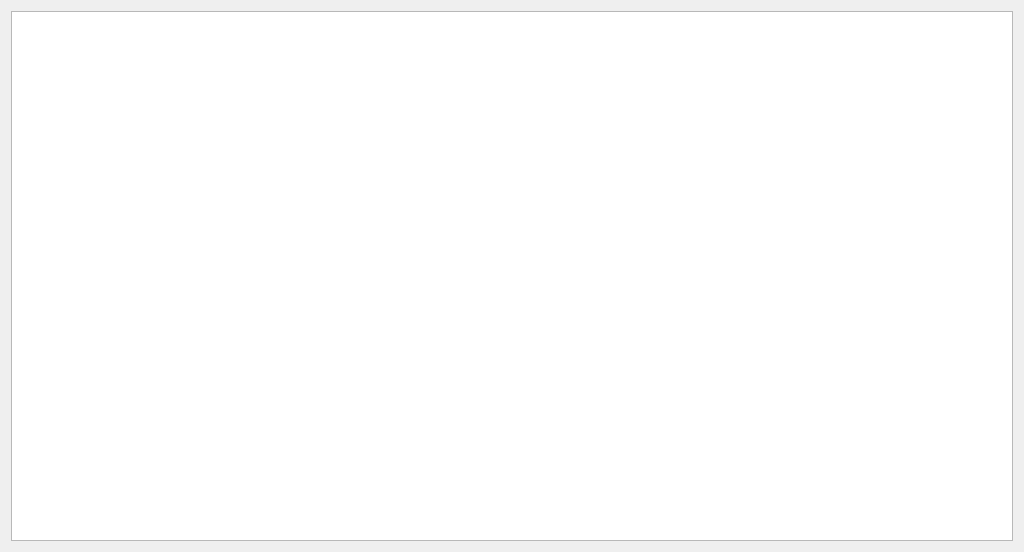
Before: the Qt Designer form AICarDemo/aicardemo.ui in qq936859639/test2, drawn with Qt 5.
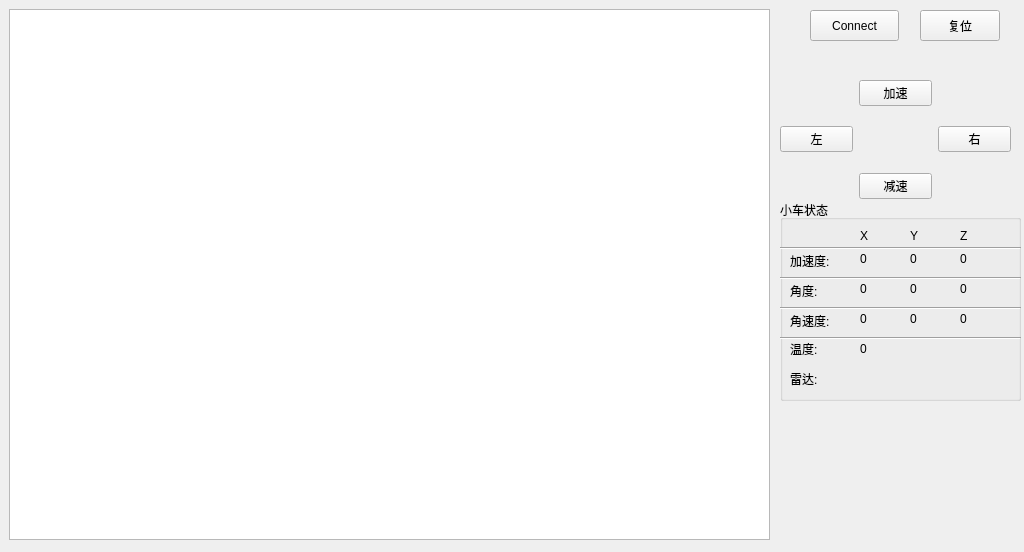
After: the same form once the commit is applied.

What changed in the file:
```diff
--- a/AICarDemo/aicardemo.ui
+++ b/AICarDemo/aicardemo.ui
@@ -19,11 +19,414 @@
   <property name="windowTitle">
    <string>Form</string>
   </property>
-  <layout class="QHBoxLayout" name="horizontalLayout">
-   <item>
-    <widget class="QGraphicsView" name="graphicsView"/>
-   </item>
-  </layout>
+  <widget class="QGraphicsView" name="graphicsView">
+   <property name="geometry">
+    <rect>
+     <x>9</x>
+     <y>9</y>
+     <width>761</width>
+     <height>531</height>
+    </rect>
+   </property>
+   <property name="styleSheet">
+    <string notr="true"/>
+   </property>
+  </widget>
+  <widget class="QWidget" name="horizontalLayoutWidget">
+   <property name="geometry">
+    <rect>
+     <x>780</x>
+     <y>80</y>
+     <width>231</width>
+     <height>119</height>
+    </rect>
+   </property>
+   <layout class="QHBoxLayout" name="horizontalLayout">
+    <item>
+     <widget class="QPushButton" name="turnLeft">
+      <property name="text">
+       <string>左</string>
+      </property>
+     </widget>
+    </item>
+    <item>
+     <layout class="QVBoxLayout" name="verticalLayout_3">
+      <item>
+       <widget class="QPushButton" name="accelerate">
+        <property name="text">
+         <string>加速</string>
+        </property>
+       </widget>
+      </item>
+      <item>
+       <spacer name="verticalSpacer">
+        <property name="orientation">
+         <enum>Qt::Vertical</enum>
+        </property>
+        <property name="sizeHint" stdset="0">
+         <size>
+          <width>20</width>
+          <height>40</height>
+         </size>
+        </property>
+       </spacer>
+      </item>
+      <item>
+       <widget class="QPushButton" name="decelerate">
+        <property name="text">
+         <string>减速</string>
+        </property>
+       </widget>
+      </item>
+     </layout>
+    </item>
+    <item>
+     <widget class="QPushButton" name="turnRight">
+      <property name="text">
+       <string>右</string>
+      </property>
+     </widget>
+    </item>
+   </layout>
+  </widget>
+  <widget class="QPushButton" name="connect">
+   <property name="geometry">
+    <rect>
+     <x>810</x>
+     <y>10</y>
+     <width>89</width>
+     <height>31</height>
+    </rect>
+   </property>
+   <property name="text">
+    <string>Connect</string>
+   </property>
+  </widget>
+  <widget class="QGroupBox" name="groupBox">
+   <property name="geometry">
+    <rect>
+     <x>780</x>
+     <y>200</y>
+     <width>241</width>
+     <height>201</height>
+    </rect>
+   </property>
+   <property name="title">
+    <string>小车状态</string>
+   </property>
+   <widget class="QLabel" name="Gyro">
+    <property name="geometry">
+     <rect>
+      <x>10</x>
+      <y>110</y>
+      <width>67</width>
+      <height>21</height>
+     </rect>
+    </property>
+    <property name="text">
+     <string>角速度:</string>
+    </property>
+   </widget>
+   <widget class="QLabel" name="X">
+    <property name="geometry">
+     <rect>
+      <x>80</x>
+      <y>20</y>
+      <width>51</width>
+      <height>31</height>
+     </rect>
+    </property>
+    <property name="text">
+     <string>X</string>
+    </property>
+   </widget>
+   <widget class="QLabel" name="Acc">
+    <property name="geometry">
+     <rect>
+      <x>10</x>
+      <y>50</y>
+      <width>67</width>
+      <height>21</height>
+     </rect>
+    </property>
+    <property name="text">
+     <string>加速度:</string>
+    </property>
+   </widget>
+   <widget class="QLabel" name="Z">
+    <property name="geometry">
+     <rect>
+      <x>180</x>
+      <y>20</y>
+      <width>51</width>
+      <height>31</height>
+     </rect>
+    </property>
+    <property name="text">
+     <string>Z</string>
+    </property>
+   </widget>
+   <widget class="QLabel" name="temp">
+    <property name="geometry">
+     <rect>
+      <x>10</x>
+      <y>140</y>
+      <width>67</width>
+      <height>17</height>
+     </rect>
+    </property>
+    <property name="text">
+     <string>温度:</string>
+    </property>
+   </widget>
+   <widget class="QLabel" name="Gyro_X">
+    <property name="geometry">
+     <rect>
+      <x>80</x>
+      <y>110</y>
+      <width>51</width>
+      <height>17</height>
+     </rect>
+    </property>
+    <property name="text">
+     <string>0</string>
+    </property>
+   </widget>
+   <widget class="QLabel" name="Y">
+    <property name="geometry">
+     <rect>
+      <x>130</x>
+      <y>20</y>
+      <width>41</width>
+      <height>31</height>
+     </rect>
+    </property>
+    <property name="text">
+     <string>Y</string>
+    </property>
+   </widget>
+   <widget class="Line" name="line_1">
+    <property name="geometry">
+     <rect>
+      <x>0</x>
+      <y>40</y>
+      <width>241</width>
+      <height>16</height>
+     </rect>
+    </property>
+    <property name="orientation">
+     <enum>Qt::Horizontal</enum>
+    </property>
+   </widget>
+   <widget class="Line" name="line_2">
+    <property name="geometry">
+     <rect>
+      <x>0</x>
+      <y>70</y>
+      <width>241</width>
+      <height>16</height>
+     </rect>
+    </property>
+    <property name="orientation">
+     <enum>Qt::Horizontal</enum>
+    </property>
+   </widget>
+   <widget class="QLabel" name="Gyro_Y">
+    <property name="geometry">
+     <rect>
+      <x>130</x>
+      <y>110</y>
+      <width>51</width>
+      <height>17</height>
+     </rect>
+    </property>
+    <property name="text">
+     <string>0</string>
+    </property>
+   </widget>
+   <widget class="QLabel" name="Gyro_Z">
+    <property name="geometry">
+     <rect>
+      <x>180</x>
+      <y>110</y>
+      <width>51</width>
+      <height>17</height>
+     </rect>
+    </property>
+    <property name="text">
+     <string>0</string>
+    </property>
+   </widget>
+   <widget class="QLabel" name="Acc_X">
+    <property name="geometry">
+     <rect>
+      <x>80</x>
+      <y>50</y>
+      <width>51</width>
+      <height>17</height>
+     </rect>
+    </property>
+    <property name="text">
+     <string>0</string>
+    </property>
+   </widget>
+   <widget class="QLabel" name="Acc_Y">
+    <property name="geometry">
+     <rect>
+      <x>130</x>
+      <y>50</y>
+      <width>51</width>
+      <height>17</height>
+     </rect>
+    </property>
+    <property name="text">
+     <string>0</string>
+    </property>
+   </widget>
+   <widget class="QLabel" name="Acc_Z">
+    <property name="geometry">
+     <rect>
+      <x>180</x>
+      <y>50</y>
+      <width>51</width>
+      <height>17</height>
+     </rect>
+    </property>
+    <property name="text">
+     <string>0</string>
+    </property>
+   </widget>
+   <widget class="Line" name="line_3">
+    <property name="geometry">
+     <rect>
+      <x>0</x>
+      <y>100</y>
+      <width>241</width>
+      <height>16</height>
+     </rect>
+    </property>
+    <property name="orientation">
+     <enum>Qt::Horizontal</enum>
+    </property>
+   </widget>
+   <widget class="QLabel" name="radar">
+    <property name="geometry">
+     <rect>
+      <x>10</x>
+      <y>170</y>
+      <width>67</width>
+      <height>17</height>
+     </rect>
+    </property>
+    <property name="text">
+     <string>雷达:</string>
+    </property>
+   </widget>
+   <widget class="QLabel" name="temp_data">
+    <property name="geometry">
+     <rect>
+      <x>80</x>
+      <y>140</y>
+      <width>51</width>
+      <height>17</height>
+     </rect>
+    </property>
+    <property name="text">
+     <string>0</string>
+    </property>
+   </widget>
+   <widget class="QLabel" name="radar_data">
+    <property name="geometry">
+     <rect>
+      <x>80</x>
+      <y>170</y>
+      <width>151</width>
+      <height>17</height>
+     </rect>
+    </property>
+    <property name="text">
+     <string/>
+    </property>
+   </widget>
+   <widget class="Line" name="line_4">
+    <property name="geometry">
+     <rect>
+      <x>0</x>
+      <y>130</y>
+      <width>241</width>
+      <height>16</height>
+     </rect>
+    </property>
+    <property name="orientation">
+     <enum>Qt::Horizontal</enum>
+    </property>
+   </widget>
+   <widget class="QLabel" name="Angle">
+    <property name="geometry">
+     <rect>
+      <x>10</x>
+      <y>80</y>
+      <width>67</width>
+      <height>21</height>
+     </rect>
+    </property>
+    <property name="text">
+     <string>角度:</string>
+    </property>
+   </widget>
+   <widget class="QLabel" name="Angle_Z">
+    <property name="geometry">
+     <rect>
+      <x>180</x>
+      <y>80</y>
+      <width>51</width>
+      <height>17</height>
+     </rect>
+    </property>
+    <property name="text">
+     <string>0</string>
+    </property>
+   </widget>
+   <widget class="QLabel" name="Angle_Y">
+    <property name="geometry">
+     <rect>
+      <x>130</x>
+      <y>80</y>
+      <width>51</width>
+      <height>17</height>
+     </rect>
+    </property>
+    <property name="text">
+     <string>0</string>
+    </property>
+   </widget>
+   <widget class="QLabel" name="Angle_X">
+    <property name="geometry">
+     <rect>
+      <x>80</x>
+      <y>80</y>
+      <width>51</width>
+      <height>17</height>
+     </rect>
+    </property>
+    <property name="text">
+     <string>0</string>
+    </property>
+   </widget>
+  </widget>
+  <widget class="QPushButton" name="pushButton">
+   <property name="geometry">
+    <rect>
+     <x>920</x>
+     <y>10</y>
+     <width>80</width>
+     <height>31</height>
+    </rect>
+   </property>
+   <property name="text">
+    <string>复位</string>
+   </property>
+  </widget>
  </widget>
  <resources/>
  <connections/>
```
